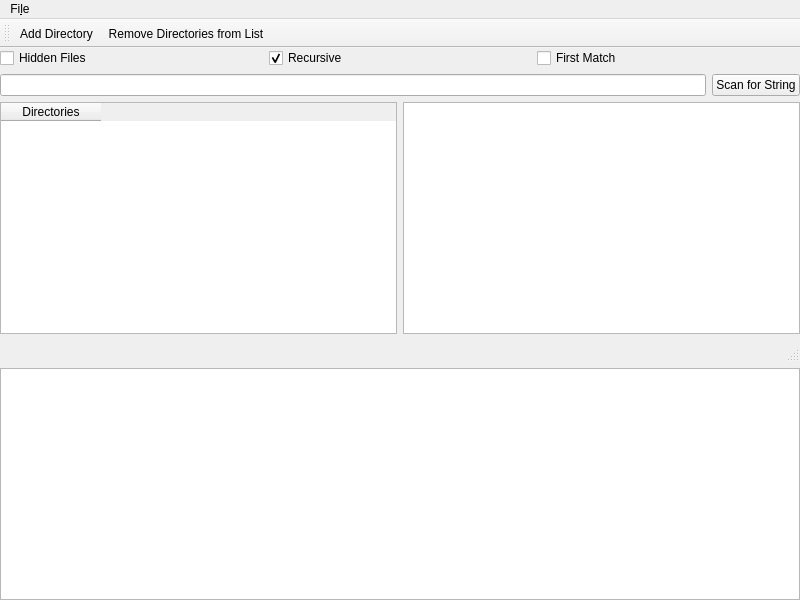
The window that mainwindow.ui (nothingelsematters/substring-finder) describes before a commit, drawn with Qt 5.
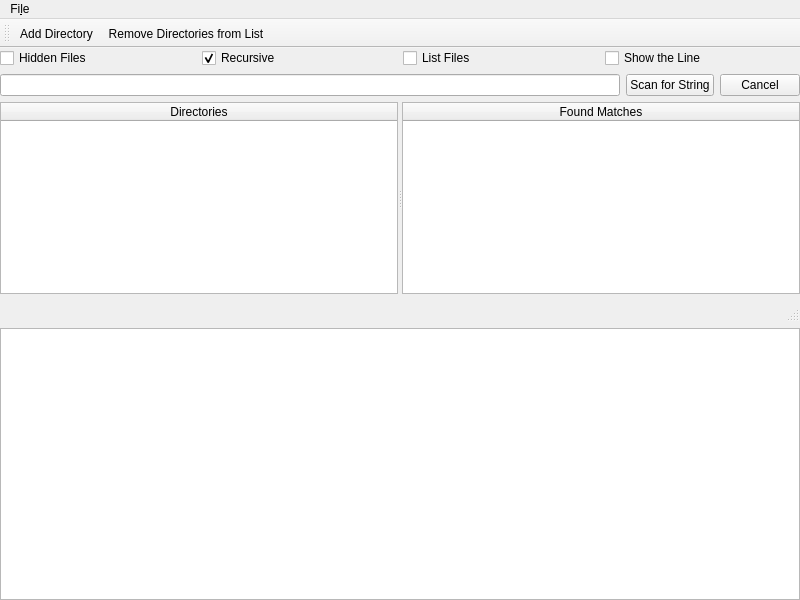
The same window after the commit.

Patch:
```diff
--- a/mainwindow.ui
+++ b/mainwindow.ui
@@ -51,7 +51,14 @@
         <item>
          <widget class="QCheckBox" name="firstMatchCheckbox">
           <property name="text">
-           <string>First Match</string>
+           <string>List Files</string>
+          </property>
+         </widget>
+        </item>
+        <item>
+         <widget class="QCheckBox" name="showLineCheckBox">
+          <property name="text">
+           <string>Show the Line</string>
           </property>
          </widget>
         </item>
@@ -66,6 +73,13 @@
       </item>
       <item row="2" column="0">
        <layout class="QGridLayout" name="inputBar">
+        <item row="0" column="2">
+         <widget class="QPushButton" name="cancelButton">
+          <property name="text">
+           <string>Cancel</string>
+          </property>
+         </widget>
+        </item>
         <item row="0" column="0">
          <widget class="QLineEdit" name="inputString"/>
         </item>
@@ -79,12 +93,24 @@
        </layout>
       </item>
       <item row="4" column="0">
-       <widget class="QStatusBar" name="statusBar"/>
+       <widget class="QStatusBar" name="statusBar">
+        <property name="maximumSize">
+         <size>
+          <width>16777215</width>
+          <height>25</height>
+         </size>
+        </property>
+       </widget>
       </item>
       <item row="3" column="0">
-       <layout class="QGridLayout" name="showGrid">
-        <item row="1" column="0">
+       <widget class="QSplitter" name="splitter">
+        <property name="orientation">
+         <enum>Qt::Horizontal</enum>
+        </property>
          <widget class="QTableWidget" name="directoriesTable">
+         <attribute name="horizontalHeaderStretchLastSection">
+          <bool>true</bool>
+         </attribute>
           <column>
            <property name="text">
             <string>Directories</string>
@@ -96,11 +122,39 @@
            </property>
           </column>
          </widget>
-        </item>
-        <item row="1" column="1">
-         <widget class="QListWidget" name="stringsList"/>
-        </item>
-       </layout>
+        <widget class="QTreeWidget" name="stringsList">
+         <property name="columnCount">
+          <number>1</number>
+         </property>
+         <attribute name="headerVisible">
+          <bool>true</bool>
+         </attribute>
+         <attribute name="headerCascadingSectionResizes">
+          <bool>false</bool>
+         </attribute>
+         <attribute name="headerHighlightSections">
+          <bool>false</bool>
+         </attribute>
+         <attribute name="headerShowSortIndicator" stdset="0">
+          <bool>false</bool>
+         </attribute>
+         <column>
+          <property name="text">
+           <string>Found Matches</string>
+          </property>
+          <property name="textAlignment">
+           <set>AlignCenter</set>
+          </property>
+         </column>
+        </widget>
+       </widget>
+      </item>
+      <item row="5" column="0">
+       <widget class="QListWidget" name="detailsList">
+        <property name="enabled">
+         <bool>true</bool>
+        </property>
+       </widget>
       </item>
      </layout>
     </item>
```
Left out of the diff: 7 changed lines with no effect on the pictures. Lines whose indentation alone changed are shown as unchanged.
